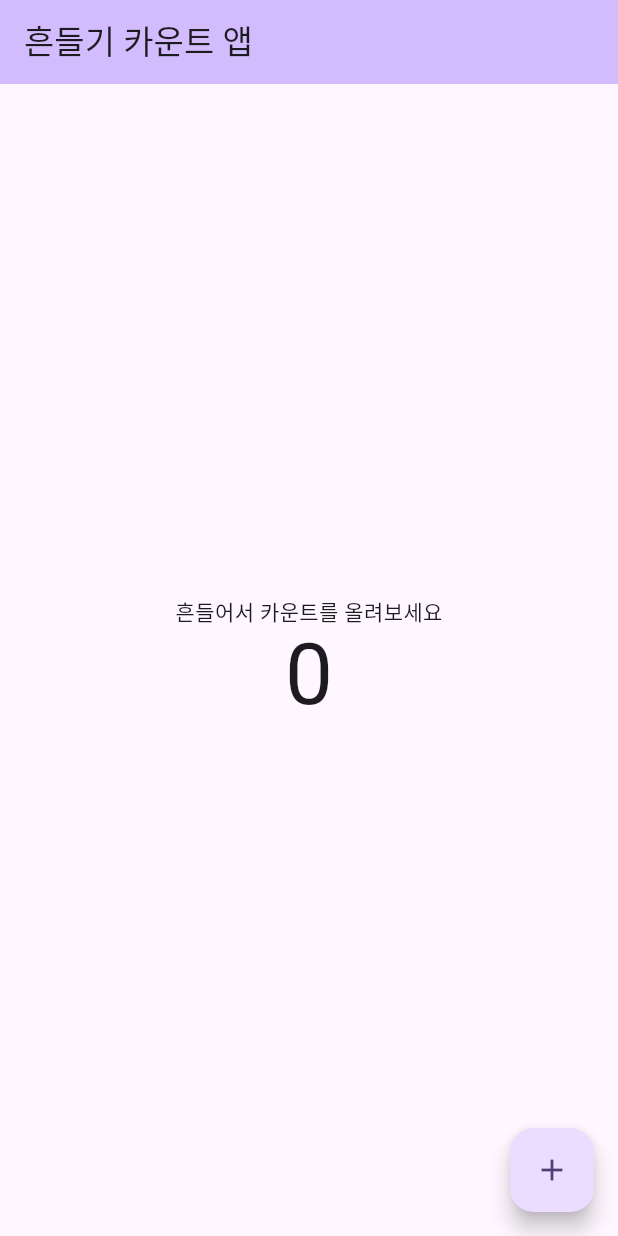
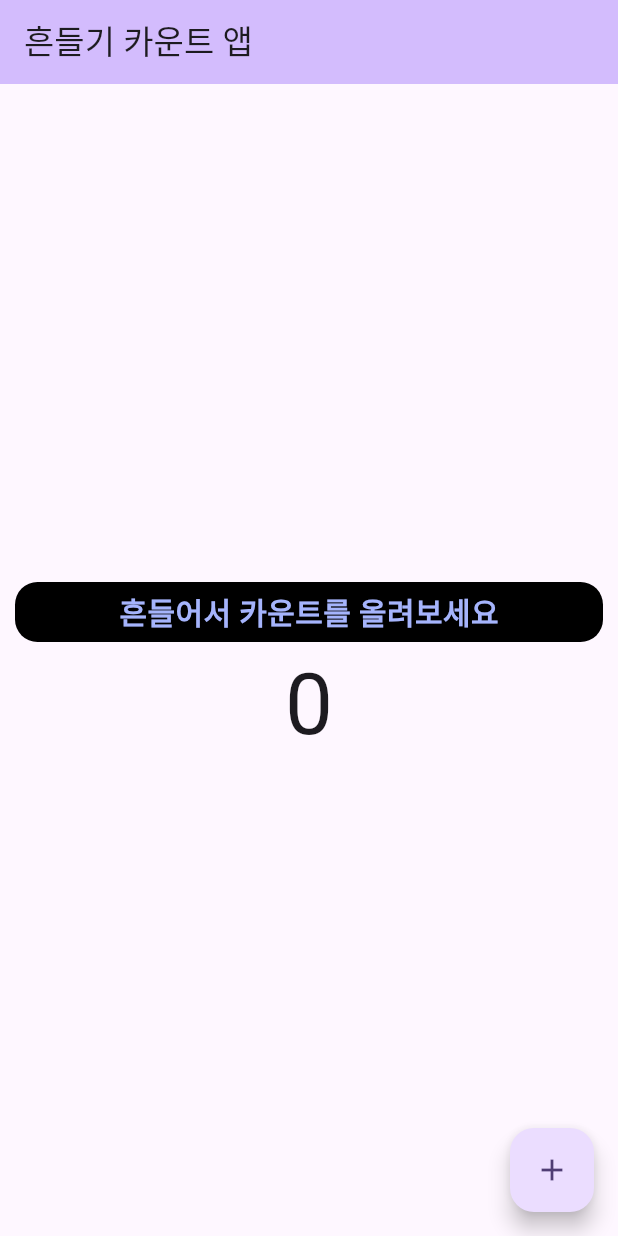
Before and after one commit to jojae38/ex_02_shake_count_app, a Flutter app: the screen it shows after launch, on a phone screen of 412 x 824 dp. Run offline on Flutter 3.47's test engine with Material 3 defaults, Android fonts, the light colour scheme and no system bars; our stand-ins replace velocity_x; missing offline and left inert: shake.

Commit message:
flutter native screen 추가

```diff
--- a/lib/my_home_page.dart
+++ b/lib/my_home_page.dart
@@ -1,5 +1,6 @@
 import 'package:flutter/material.dart';
 import 'package:shake/shake.dart';
+import 'package:velocity_x/velocity_x.dart';
 
 class MyHomePage extends StatefulWidget {
   const MyHomePage({super.key, required this.title});
@@ -19,18 +20,32 @@ class MyHomePage extends StatefulWidget {
   State<MyHomePage> createState() => _MyHomePageState();
 }
 
-class _MyHomePageState extends State<MyHomePage> {
+class _MyHomePageState extends State<MyHomePage> with WidgetsBindingObserver {
+  //with 대신 implement를 사용할 수도 있지만 대신 필수로 구현해야 하는 함수를 그대로 구현시켜줘야 한다.
   int _counter = 0;
+  late ShakeDetector detector;
+
+  //나중에 초기화가 될 것이기에 late로 선언
+  //didChangeAppLifecycleState에서 사용하기위해 initstate에서 선언부를 꺼냄
+
   @override
   void initState() {
     super.initState();
-      ShakeDetector detector = ShakeDetector.autoStart(onPhoneShake: (){
+    detector = ShakeDetector.autoStart(
+        onPhoneShake: () {
           setState(() {
             _counter++;
           });
-      },shakeThresholdGravity: 1.5);
+        },
+        shakeThresholdGravity: 1.5);
     //민감도 값 변경
+    WidgetsBinding.instance.addObserver(this);
+    //옵저버라는 리스너 추가
+    //addObserver 내에 관찰할 객체(대상)을 넣어줘야 함 -> WidgetsBindingObserver
+    //그러나 _MyHomePageState는 WidgestBindingObserver가 아니기에 with를 이용해 해당 객체로 변신을 시켜줍니다.
+    //mixing 형태로 구현했다고 생각하면 편하다.
   }
+
   void _incrementCounter() {
     setState(() {
       // This call to setState tells the Flutter framework that something has
@@ -43,45 +58,58 @@ class _MyHomePageState extends State<MyHomePage> {
   }
 
   @override
+  void didChangeAppLifecycleState(AppLifecycleState state) {
+    switch (state) {
+      case AppLifecycleState.detached:
+        break;
+      case AppLifecycleState.resumed:
+        detector.startListening();
+        break;
+      case AppLifecycleState.inactive:
+        break;
+      case AppLifecycleState.paused:
+        detector.stopListening();
+        break;
+      case AppLifecycleState.hidden:
+        break;
+    }
+  }
+
+  //각 경우의 수에 따른 detector의 활동을 중지 혹은 재시작 설정
+
+  @override
+  void dispose() {
+    WidgetsBinding.instance.removeObserver(this);
+    //이것을 하지 않으면 메모리 reak이 생길 수 있다.
+    super.dispose();
+  }
+
+  @override
   Widget build(BuildContext context) {
-    // This method is rerun every time setState is called, for instance as done
-    // by the _incrementCounter method above.
-    //
-    // The Flutter framework has been optimized to make rerunning build methods
-    // fast, so that you can just rebuild anything that needs updating rather
-    // than having to individually change instances of widgets.
     return Scaffold(
       appBar: AppBar(
-        // TRY THIS: Try changing the color here to a specific color (to
-        // Colors.amber, perhaps?) and trigger a hot reload to see the AppBar
-        // change color while the other colors stay the same.
         backgroundColor: Theme.of(context).colorScheme.inversePrimary,
-        // Here we take the value from the MyHomePage object that was created by
-        // the App.build method, and use it to set our appbar title.
         title: Text(widget.title),
       ),
       body: Center(
-        // Center is a layout widget. It takes a single child and positions it
-        // in the middle of the parent.
         child: Column(
-          // Column is also a layout widget. It takes a list of children and
-          // arranges them vertically. By default, it sizes itself to fit its
-          // children horizontally, and tries to be as tall as its parent.
-          //
-          // Column has various properties to control how it sizes itself and
-          // how it positions its children. Here we use mainAxisAlignment to
-          // center the children vertically; the main axis here is the vertical
-          // axis because Columns are vertical (the cross axis would be
-          // horizontal).
-          //
-          // TRY THIS: Invoke "debug painting" (choose the "Toggle Debug Paint"
-          // action in the IDE, or press "p" in the console), to see the
-          // wireframe for each widget.
           mainAxisAlignment: MainAxisAlignment.center,
           children: <Widget>[
-            const Text(
-              '흔들어서 카운트를 올려보세요',
-            ),
+            '흔들어서 카운트를 올려보세요'
+                .text
+                .bold
+                .indigo300
+                .isIntrinsic
+                .size(20)
+                .makeCentered()
+                .box
+                .color(Colors.black)
+                .height(40)
+                .withRounded()
+                .make()
+                .pSymmetric(h: 10, v: 10),
+            //velocity_x를 이용해 Text랑 패딩 그리고 감싼 box를 축약한 코드
+            //이걸 이제 메소드나 위젯 형태로 Extract해서 관리할 것!
             Text(
               '$_counter',
               style: Theme.of(context).textTheme.displayLarge,
--- a/pubspec.yaml
+++ b/pubspec.yaml
@@ -36,6 +36,8 @@ dependencies:
   # Use with the CupertinoIcons class for iOS style icons.
   cupertino_icons: ^1.0.2
   shake: ^2.2.0
+  velocity_x: ^4.1.1
+  flutter_native_splash: ^2.3.5
 
 dev_dependencies:
   flutter_test:
```
Also changed, not shown: pubspec.lock. Lines whose indentation alone changed are shown as unchanged.
